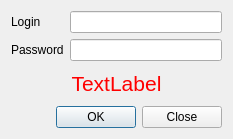
Before: the Qt Designer form ident.ui in vk2231/VK, drawn with Qt 5.
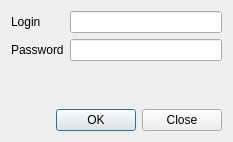
After: the same form once the commit is applied.

```diff
--- a/ident.ui
+++ b/ident.ui
@@ -7,7 +7,7 @@
     <x>0</x>
     <y>0</y>
     <width>233</width>
-    <height>139</height>
+    <height>142</height>
    </rect>
   </property>
   <property name="windowTitle">
@@ -457,7 +457,7 @@
       </font>
      </property>
      <property name="text">
-      <string>TextLabel</string>
+      <string/>
      </property>
      <property name="alignment">
       <set>Qt::AlignCenter</set>
```
Left out of the diff: 19 changed lines with no effect on the pictures.
